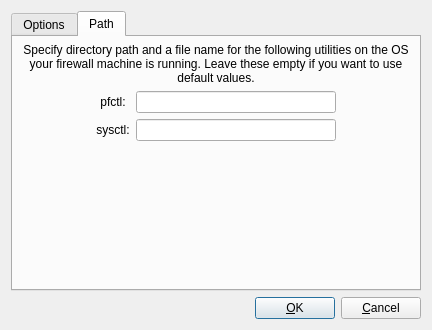
This is src/gui/openbsdadvanceddialog_q.ui in fwbuilder/fwbuilder as Qt 5 draws it before an edit. The edited form follows.
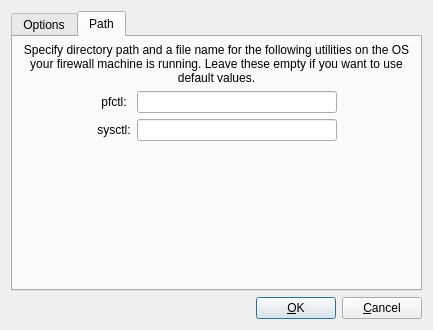
This is the edited form.

```diff
--- a/src/gui/openbsdadvanceddialog_q.ui
+++ b/src/gui/openbsdadvanceddialog_q.ui
@@ -6,7 +6,7 @@
    <rect>
     <x>0</x>
     <y>0</y>
-    <width>432</width>
+    <width>433</width>
     <height>330</height>
    </rect>
   </property>
@@ -17,9 +17,6 @@
    <property name="margin">
     <number>11</number>
    </property>
-   <property name="spacing">
-    <number>6</number>
-   </property>
    <item row="0" column="0">
     <widget class="QTabWidget" name="tabWidget">
      <property name="currentIndex">
@@ -270,9 +267,6 @@
        <property name="margin">
         <number>6</number>
        </property>
-       <property name="spacing">
-        <number>6</number>
-       </property>
        <item row="1" column="1">
         <widget class="QLabel" name="label575">
          <property name="text">
@@ -386,12 +380,6 @@
    </item>
    <item row="1" column="0">
     <layout class="QHBoxLayout">
-     <property name="spacing">
-      <number>6</number>
-     </property>
-     <property name="margin">
-      <number>0</number>
-     </property>
      <item>
       <spacer>
        <property name="orientation">
```
Left out of the diff: 3 changed lines with no effect on the pictures.
